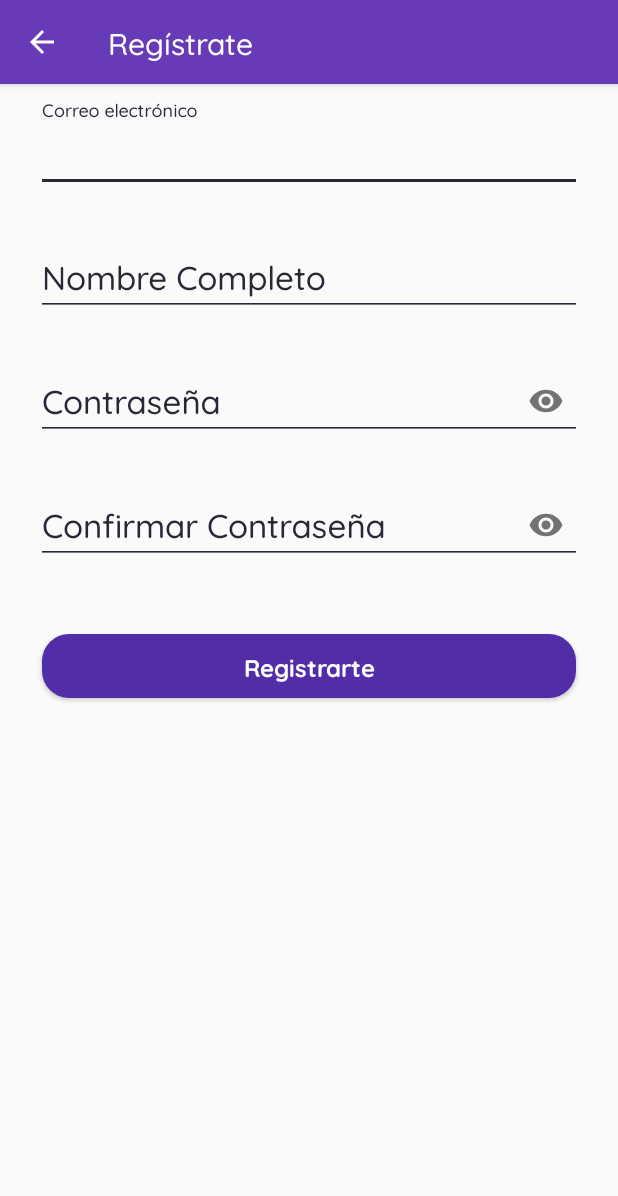
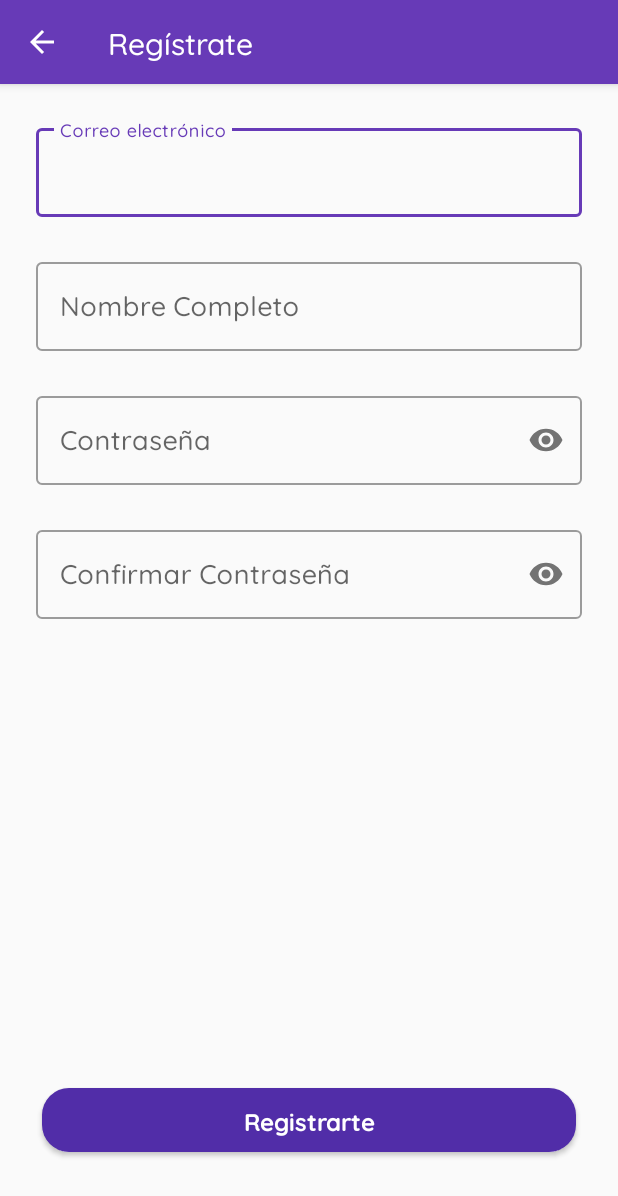
Before and after one commit to roque363/Novelgram, an Android app: the CreateAccountActivity screen opened directly, with no data from a screen before it, on a phone screen of 412 x 824 dp. Shown: the top 1196 px of the screen. Run offline under Robolectric (Android 15) with nearby library versions, the light colour scheme and no system bars; our stand-ins replace Firebase (no records; nobody signed in at launch, a user with empty details on screens opened directly); libraries missing offline, so code that uses them is left out: com.muddzdev.styleabletoast.

Commit message:
changes in the register view

```diff
--- a/app/src/main/AndroidManifest.xml
+++ b/app/src/main/AndroidManifest.xml
@@ -71,7 +71,8 @@
         <activity
             android:name=".login.view.CreateAccountActivity"
             android:parentActivityName=".login.view.LoginActivity"
-            android:windowSoftInputMode="stateHidden">
+            android:windowSoftInputMode="stateHidden"
+            android:screenOrientation="portrait">
             <meta-data
                 android:name="android.support.PARENT_ACTIVITY"
                 android:value=".login.view.LoginActivity" />
--- a/app/src/main/res/layout/activity_create_account.xml
+++ b/app/src/main/res/layout/activity_create_account.xml
@@ -22,57 +22,67 @@
 
     </com.google.android.material.appbar.AppBarLayout>
 
-    <ScrollView
+    <androidx.constraintlayout.widget.ConstraintLayout
         android:layout_width="match_parent"
         android:layout_height="match_parent"
-        android:fillViewport="true"
         app:layout_behavior="@string/appbar_scrolling_view_behavior">
 
         <LinearLayout
+            android:id="@+id/linearLayout2"
             android:layout_width="match_parent"
             android:layout_height="wrap_content"
             android:orientation="vertical"
+            android:paddingLeft="24dp"
+            android:paddingTop="24dp"
+            android:paddingRight="24dp"
             android:paddingBottom="@dimen/activity_vertical_margin"
-            android:paddingLeft="24dp"
-            android:paddingRight="24dp"
-            android:paddingTop="10dp">
+            app:layout_behavior="@string/appbar_scrolling_view_behavior"
+            app:layout_constraintEnd_toEndOf="parent"
+            app:layout_constraintStart_toStartOf="parent"
+            app:layout_constraintTop_toTopOf="parent">
 
             <com.google.android.material.textfield.TextInputLayout
                 android:id="@+id/emailCreate"
+                style="@style/Widget.MaterialComponents.TextInputLayout.OutlinedBox"
                 android:layout_width="match_parent"
                 android:layout_height="wrap_content"
-                app:errorEnabled="true"
-                android:theme="@style/EditTextBlack">
+                android:layout_marginBottom="4dp"
+                android:theme="@style/TextInputOutlined"
+                app:errorEnabled="true">
 
                 <com.google.android.material.textfield.TextInputEditText
                     android:layout_width="match_parent"
                     android:layout_height="wrap_content"
                     android:hint="@string/hint_email"
-                    android:maxLength="50"
-                    android:inputType="textEmailAddress" />
+                    android:inputType="textEmailAddress"
+                    android:maxLength="50" />
 
             </com.google.android.material.textfield.TextInputLayout>
 
             <com.google.android.material.textfield.TextInputLayout
                 android:id="@+id/nameCreate"
+                style="@style/Widget.MaterialComponents.TextInputLayout.OutlinedBox"
                 android:layout_width="match_parent"
                 android:layout_height="wrap_content"
-                android:theme="@style/EditTextBlack"
+                android:layout_marginBottom="4dp"
+                android:theme="@style/TextInputOutlined"
                 app:errorEnabled="true">
 
                 <com.google.android.material.textfield.TextInputEditText
                     android:layout_width="match_parent"
                     android:layout_height="wrap_content"
                     android:hint="@string/hint_name"
-                    android:inputType="textPersonName"/>
+                    android:inputType="textPersonName" />
 
             </com.google.android.material.textfield.TextInputLayout>
 
             <com.google.android.material.textfield.TextInputLayout
                 android:id="@+id/passwordCreate"
+                style="@style/Widget.MaterialComponents.TextInputLayout.OutlinedBox"
                 android:layout_width="match_parent"
                 android:layout_height="wrap_content"
-                android:theme="@style/EditTextBlack"
+                android:layout_marginBottom="4dp"
+                android:theme="@style/TextInputOutlined"
                 app:errorEnabled="true"
                 app:passwordToggleEnabled="true">
 
@@ -80,16 +90,18 @@
                     android:layout_width="match_parent"
                     android:layout_height="wrap_content"
                     android:hint="@string/hint_password"
-                    android:maxLength="10"
-                    android:inputType="textPassword" />
+                    android:inputType="textPassword"
+                    android:maxLength="10" />
 
             </com.google.android.material.textfield.TextInputLayout>
 
             <com.google.android.material.textfield.TextInputLayout
                 android:id="@+id/confirmPasswordCreate"
+                style="@style/Widget.MaterialComponents.TextInputLayout.OutlinedBox"
                 android:layout_width="match_parent"
                 android:layout_height="wrap_content"
-                android:theme="@style/EditTextBlack"
+                android:layout_marginBottom="24dp"
+                android:theme="@style/TextInputOutlined"
                 app:errorEnabled="true"
                 app:passwordToggleEnabled="true">
 
@@ -97,21 +109,9 @@
                     android:layout_width="match_parent"
                     android:layout_height="wrap_content"
                     android:hint="@string/hint_confirm_password"
-                    android:maxLength="10"
-                    android:inputType="textPassword" />
-
+                    android:inputType="textPassword"
+                    android:maxLength="10" />
             </com.google.android.material.textfield.TextInputLayout>
-
-            <Button
-                android:id="@+id/btnCreateAccount"
-                android:layout_width="match_parent"
-                android:layout_height="wrap_content"
-                android:layout_marginTop="@dimen/btn_margin_createaccount"
-                android:layout_marginBottom="@dimen/btn_margin_createaccount"
-                android:fontFamily="@font/quicksand_bold"
-                android:text="@string/text_btn_create_account"
-                android:textSize="16sp"
-                android:theme="@style/RaiseButtonDark" />
 
             <ProgressBar
                 android:id="@+id/progressBarCreateAccount"
@@ -120,6 +120,22 @@
 
         </LinearLayout>
 
-    </ScrollView>
+        <Button
+            android:id="@+id/btnCreateAccount"
+            android:layout_width="match_parent"
+            android:layout_height="wrap_content"
+            android:layout_marginLeft="24dp"
+            android:layout_marginRight="24dp"
+            android:fontFamily="@font/quicksand_bold"
+            android:text="@string/text_btn_create_account"
+            android:textSize="16sp"
+            android:theme="@style/RaiseButtonDark"
+            app:layout_constraintBottom_toBottomOf="parent"
+            app:layout_constraintEnd_toEndOf="parent"
+            app:layout_constraintStart_toStartOf="parent"
+            app:layout_constraintTop_toBottomOf="@+id/linearLayout2"
+            app:layout_constraintVertical_bias="0.831" />
+
+    </androidx.constraintlayout.widget.ConstraintLayout>
 
 </androidx.coordinatorlayout.widget.CoordinatorLayout>
--- a/app/src/main/res/layout/activity_login.xml
+++ b/app/src/main/res/layout/activity_login.xml
@@ -39,12 +39,12 @@
             android:id="@+id/usernameLogin"
             android:layout_width="match_parent"
             android:layout_height="wrap_content"
+            android:hint="@string/hint_username"
             android:theme="@style/EditTextWhite">
 
             <com.google.android.material.textfield.TextInputEditText
                 android:layout_width="match_parent"
                 android:layout_height="wrap_content"
-                android:hint="@string/hint_username"
                 android:inputType="textEmailAddress" />
 
         </com.google.android.material.textfield.TextInputLayout>
@@ -54,13 +54,13 @@
             android:layout_width="match_parent"
             android:layout_height="wrap_content"
             android:theme="@style/EditTextWhite"
+            android:hint="@string/hint_password"
             app:passwordToggleEnabled="true"
             app:passwordToggleTint="@color/white">
 
             <com.google.android.material.textfield.TextInputEditText
                 android:layout_width="match_parent"
                 android:layout_height="wrap_content"
-                android:hint="@string/hint_password"
                 android:inputType="textPassword" />
 
         </com.google.android.material.textfield.TextInputLayout>
--- a/app/src/main/res/values/dimens.xml
+++ b/app/src/main/res/values/dimens.xml
@@ -2,7 +2,7 @@
     <dimen name="activity_horizontal_margin">16dp</dimen>
     <dimen name="activity_vertical_margin">16dp</dimen>
     <dimen name="fab_margin">16dp</dimen>
-    <dimen name="editText_textsize_login">22sp</dimen>
+    <dimen name="editText_textsize_login">20sp</dimen>
     <dimen name="padding_horizontal_login">32dp</dimen>
     <dimen name="textsize_donthaveaccount">16sp</dimen>
     <dimen name="edittext_margin_createaccount">10dp</dimen>
@@ -21,6 +21,8 @@
     <dimen name="image_circle_profile">160dp</dimen>
     <dimen name="margintop_circle_profile">25dp</dimen>
 
+    <dimen name="text_input_size">18dp</dimen>
+
     <dimen name="dimen_circleimageprofile">160dp</dimen>
     <dimen name="margintop_circleimageprofile">30dp</dimen>
     <dimen name="elevation_circleimageprofile">10dp</dimen>
--- a/app/src/main/res/values/strings.xml
+++ b/app/src/main/res/values/strings.xml
@@ -9,7 +9,7 @@
     <string name="text_btn_login">Login</string>
     <string name="continuar_con_facebook">Continuar con Facebook</string>
     <string name="dont_have_account">¿No tienes una cuenta?, </string>
-    <string name="create_here">Regístrate</string>
+    <string name="create_here"> Regístrate</string>
 
     <string name="hint_email">Correo electrónico</string>
     <string name="hint_name">Nombre Completo</string>
--- a/app/src/main/res/values/styles.xml
+++ b/app/src/main/res/values/styles.xml
@@ -105,7 +105,7 @@
     <style name="EditTextBlack" parent="TextAppearance.AppCompat">
         <item name="android:fontFamily">@font/quicksand_medium</item>
         <item name="android:textColorHint">@color/black</item>
-        <item name="android:textSize">@dimen/editText_textsize_login</item>
+        <item name="android:textSize">@dimen/text_input_size</item>
         <item name="android:textColorPrimary">@color/black</item>
         <item name="colorAccent">@android:color/black</item>
         <item name="colorControlNormal">@color/black</item>
@@ -113,6 +113,18 @@
         <item name="android:textColorHintInverse">@color/black</item>
         <item name="android:textColorHighlight">@color/black</item>
         <item name="android:textColorLink">@color/black</item>
+        <item name="android:textColor">@color/black</item>
+    </style>
+
+    <style name="TextInputOutlined" parent="Widget.MaterialComponents.TextInputLayout.OutlinedBox">
+        <item name="android:fontFamily">@font/quicksand_medium</item>
+        <item name="android:textSize">@dimen/text_input_size</item>
+        <item name="android:textColorPrimary">@color/black</item>
+        <item name="colorAccent">@android:color/black</item>
+        <item name="colorControlNormal">@color/black</item>
+        <item name="colorControlActivated">@color/black</item>
+        <item name="android:textColorHintInverse">@color/black</item>
+        <item name="android:textColorHighlight">@color/black</item>
         <item name="android:textColor">@color/black</item>
     </style>
 
--- a/build.gradle
+++ b/build.gradle
@@ -13,9 +13,8 @@ buildscript {
     }
     dependencies {
         classpath 'com.android.tools.build:gradle:3.5.1'
-        classpath 'com.google.gms:google-services:4.2.0'
-        // Add dependency
-        classpath 'io.fabric.tools:gradle:1.26.1'
+        classpath 'com.google.gms:google-services:4.3.2' // Google Services plugin
+        classpath 'io.fabric.tools:gradle:1.31.0' // Crashlytics plugin
 
 
         // NOTE: Do not place your application dependencies here; they belong
```
